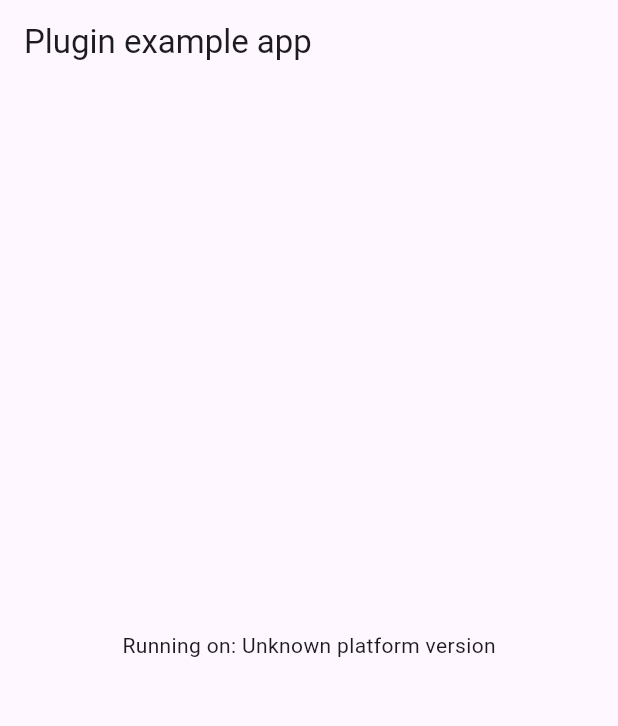
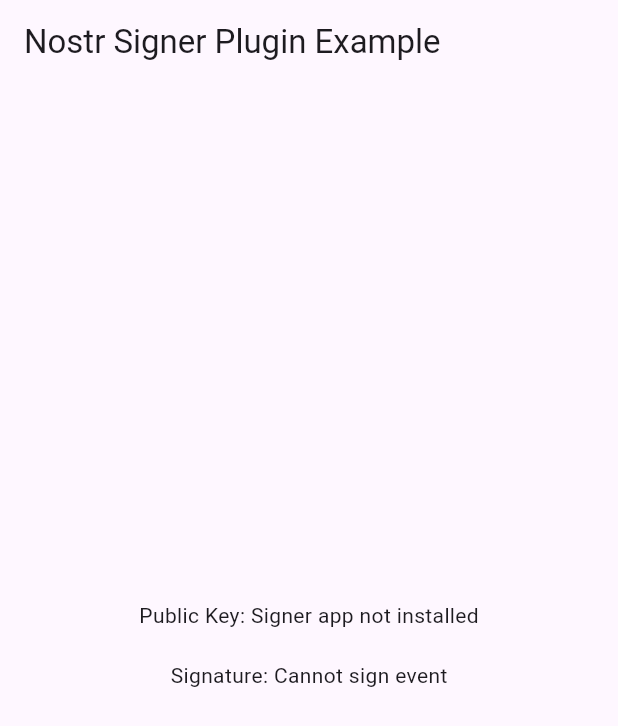
Before and after one commit to chebizarro/flutter-signer-plugin, a Flutter app: the screen it shows after launch, on a phone screen of 412 x 824 dp. Shown: the top 726 px of the screen. Run offline on Flutter 3.47's test engine with Material 3 defaults, Android fonts, the phone set to English and light mode, and no system bars; our stand-ins replace plugin_platform_interface.

Commit message:
added example app

```diff
--- a/example/lib/main.dart
+++ b/example/lib/main.dart
@@ -1,7 +1,6 @@
 import 'package:flutter/material.dart';
 import 'dart:async';
 
-import 'package:flutter/services.dart';
 import 'package:signer_plugin/signer_plugin.dart';
 
 void main() {
@@ -16,7 +15,8 @@ class MyApp extends StatefulWidget {
 }
 
 class _MyAppState extends State<MyApp> {
-  String _platformVersion = 'Unknown';
+  String _publicKey = 'Unknown';
+  String _signature = 'Unknown';
   final _signerPlugin = SignerPlugin();
 
   @override
@@ -27,23 +27,37 @@ class _MyAppState extends State<MyApp> {
 
   // Platform messages are asynchronous, so we initialize in an async method.
   Future<void> initPlatformState() async {
-    String platformVersion;
-    // Platform messages may fail, so we use a try/catch PlatformException.
-    // We also handle the message potentially returning null.
+    String publicKey;
+    String signature;
+
     try {
-      platformVersion =
-          await _signerPlugin.getPlatformVersion() ?? 'Unknown platform version';
-    } on PlatformException {
-      platformVersion = 'Failed to get platform version.';
+      // Set package name if needed
+      await _signerPlugin.setPackageName('com.example.signerapp');
+
+      // Check if signer is installed
+      bool isInstalled = await _signerPlugin.isExternalSignerInstalled('com.example.signerapp');
+      if (isInstalled) {
+        // Get public key
+        Map<String, dynamic> pubKeyResult = await _signerPlugin.getPublicKey();
+        publicKey = pubKeyResult['npub'];
+
+        // Sign event
+        Map<String, dynamic> signResult = await _signerPlugin.signEvent('{"content":"Hello Nostr"}', 'event123', publicKey);
+        signature = signResult['signature'];
+      } else {
+        publicKey = 'Signer app not installed';
+        signature = 'Cannot sign event';
+      }
+    } catch (e) {
+      publicKey = 'Error: $e';
+      signature = 'Error: $e';
     }
 
-    // If the widget was removed from the tree while the asynchronous platform
-    // message was in flight, we want to discard the reply rather than calling
-    // setState to update our non-existent appearance.
     if (!mounted) return;
 
     setState(() {
-      _platformVersion = platformVersion;
+      _publicKey = publicKey;
+      _signature = signature;
     });
   }
 
@@ -51,11 +65,17 @@ class _MyAppState extends State<MyApp> {
   Widget build(BuildContext context) {
     return MaterialApp(
       home: Scaffold(
-        appBar: AppBar(
-          title: const Text('Plugin example app'),
-        ),
+        appBar: AppBar(title: const Text('Nostr Signer Plugin Example')),
         body: Center(
-          child: Text('Running on: $_platformVersion\n'),
+          child: SingleChildScrollView(
+            child: Column(
+              mainAxisAlignment: MainAxisAlignment.center,
+              children: [
+                Text('Public Key: $_publicKey\n'),
+                Text('Signature: $_signature\n'),
+              ],
+            ),
+          ),
         ),
       ),
     );
```
